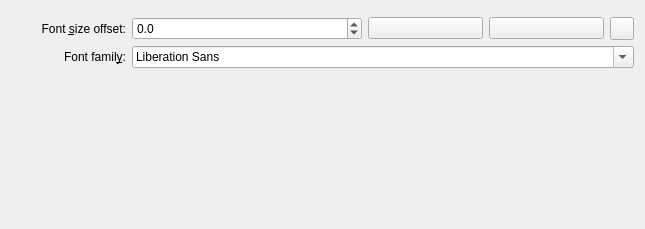
Old version of the form src/libkstapp/labelpropertiestab.ui in the repository Kst-plot/kst.
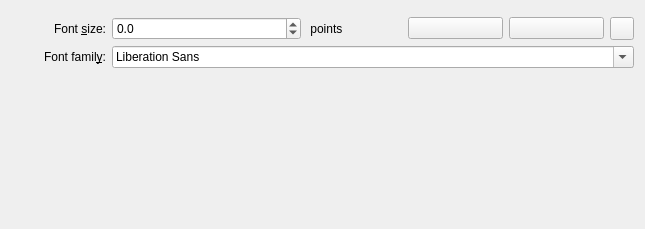
New version of the form. Custom widgets are drawn as their Qt base class.

Commit message:
CCBUG: 221749 Define reference page sizes in the settings dialog. Specify fonts in points everywhere.
Note: your dialog defaults for font sizes will now almost certainly be wrong,
because font sizes are absolute, rather than relative.  The first time you make
a plot, set them to something sensible, and select the 'save as default' check box
in the plot dialog.

Still need tooltips, and code to optionally rescale fonts when new plots are added
from curvedialog, etc.

Diff of the .ui file:
```diff
--- a/src/libkstapp/labelpropertiestab.ui
+++ b/src/libkstapp/labelpropertiestab.ui
@@ -20,11 +20,11 @@
     <widget class="Kst::LabelBuilder" native="1" name="_labelText" />
    </item>
    <item>
-    <layout class="QGridLayout" name="gridLayout" >
-     <item row="0" column="0" >
-      <widget class="QLabel" name="_Label_11" >
-       <property name="text" >
-        <string>Font &amp;size offset:</string>
+    <layout class="QGridLayout" name="gridLayout">
+     <item row="0" column="0">
+      <widget class="QLabel" name="_Label_11">
+       <property name="text">
+        <string>Font &amp;size:</string>
        </property>
        <property name="alignment" >
         <set>Qt::AlignRight|Qt::AlignTrailing|Qt::AlignVCenter</set>
@@ -60,28 +60,12 @@
        </property>
       </widget>
      </item>
-     <item row="1" column="1" colspan="5" >
-      <widget class="QFontComboBox" name="_family" />
+     <item row="1" column="1" colspan="6">
+      <widget class="QFontComboBox" name="_family"/>
      </item>
-     <item row="0" column="3" >
-      <widget class="QPushButton" name="_bold" >
-       <property name="toolTip" >
-        <string>Bold</string>
-       </property>
-       <property name="text" >
-        <string/>
-       </property>
-       <property name="shortcut" >
-        <string>Alt+B</string>
-       </property>
-       <property name="checkable" >
-        <bool>true</bool>
-       </property>
-      </widget>
-     </item>
-     <item row="0" column="4" >
-      <widget class="QPushButton" name="_italic" >
-       <property name="toolTip" >
+     <item row="0" column="5">
+      <widget class="QPushButton" name="_italic">
+       <property name="toolTip">
         <string>Italic</string>
        </property>
        <property name="text" >
@@ -95,8 +79,31 @@
        </property>
       </widget>
      </item>
-     <item row="0" column="5" >
-      <widget class="Kst::ColorButton" name="_labelColor" />
+     <item row="0" column="6">
+      <widget class="Kst::ColorButton" name="_labelColor"/>
+     </item>
+     <item row="0" column="4">
+      <widget class="QPushButton" name="_bold">
+       <property name="toolTip">
+        <string>Bold</string>
+       </property>
+       <property name="text">
+        <string/>
+       </property>
+       <property name="shortcut">
+        <string>Alt+B</string>
+       </property>
+       <property name="checkable">
+        <bool>true</bool>
+       </property>
+      </widget>
+     </item>
+     <item row="0" column="3">
+      <widget class="QLabel" name="label">
+       <property name="text">
+        <string> points</string>
+       </property>
+      </widget>
      </item>
     </layout>
    </item>
```
Left out of the diff: 49 changed lines with no effect on the pictures. The commit also changes 22 other files.
